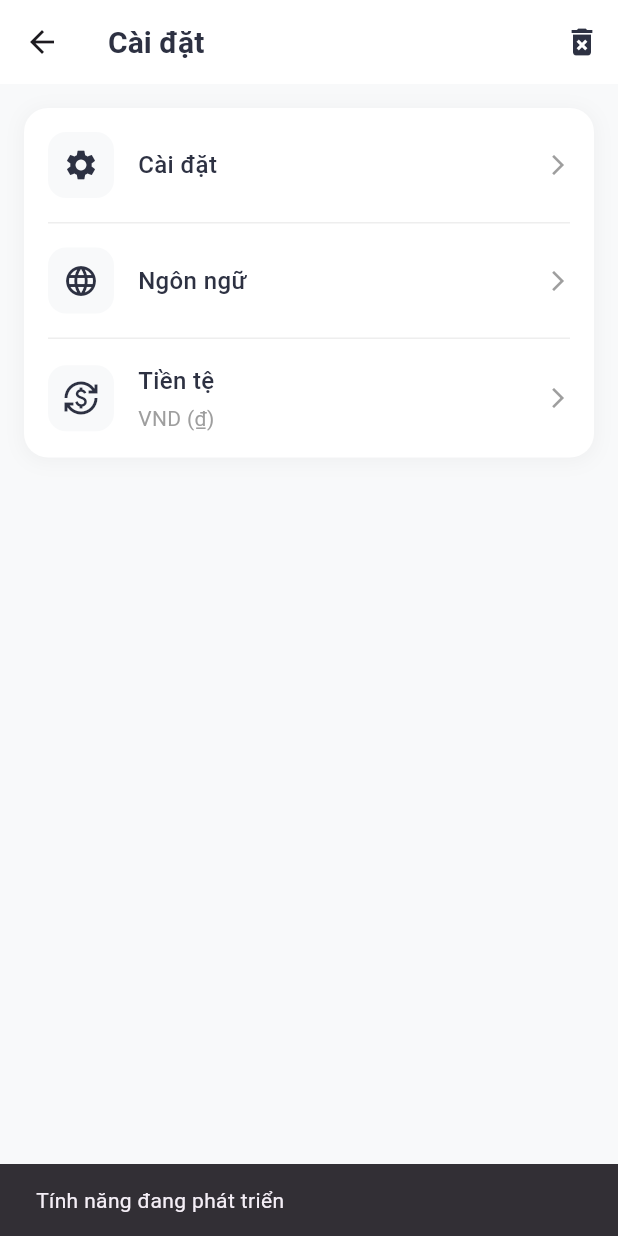
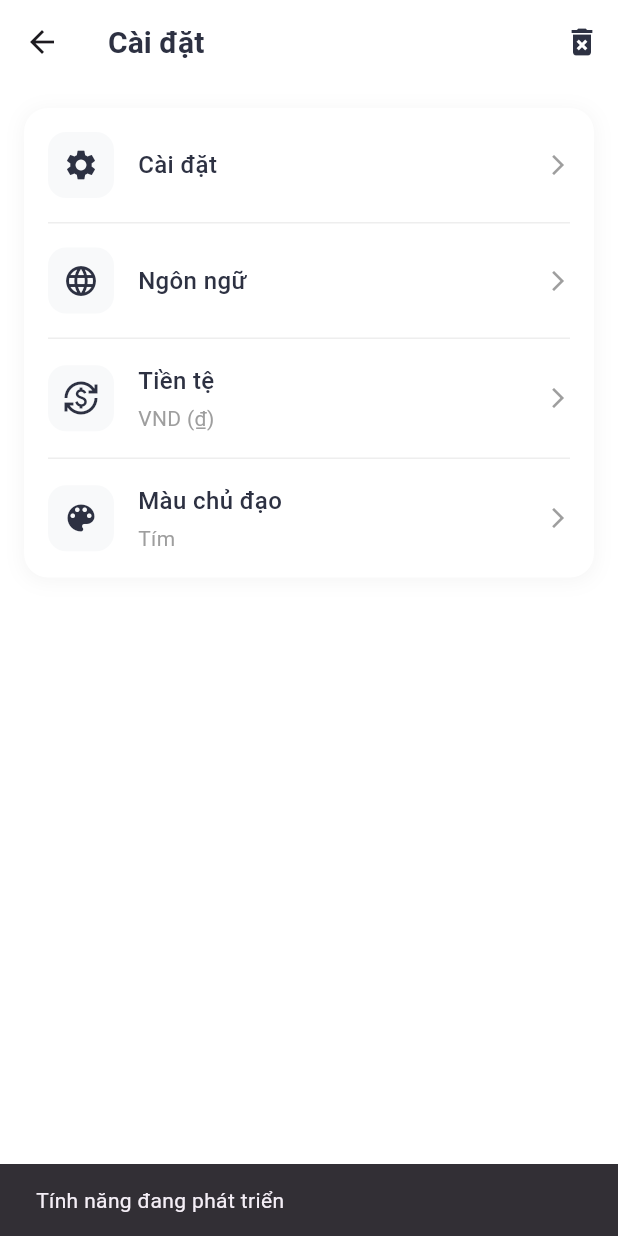
Before and after one commit to DanhCaTuanNgoc/fintrack, a Flutter app: the More screen opened directly, after a tap on "Cài đặt", on a phone screen of 412 x 824 dp. Run offline on Flutter 3.47's test engine with Material 3 defaults, Android fonts, the phone set to English and light mode, and no system bars; our stand-ins replace fl_chart, flutter_riverpod, google_fonts, riverpod_annotation, shared_preferences, sqflite and 1 more; accounts and stored records are empty.

Commit message:
feat(theme): implement theme color selection and apply it across UI components; refactor main.dart and books.dart for improved theme management

```diff
--- a/lib/main.dart
+++ b/lib/main.dart
@@ -8,6 +8,7 @@ import 'package:google_fonts/google_fonts.dart';
 import 'package:flutter_riverpod/flutter_riverpod.dart';
 import 'providers/currency_provider.dart';
 import 'package:flutter/services.dart';
+import './ui/more.dart';
 
 void main() async {
   WidgetsFlutterBinding.ensureInitialized();
@@ -43,7 +44,6 @@ void main() async {
 class MyApp extends StatelessWidget {
   final bool hasVisited;
   const MyApp({super.key, required this.hasVisited});
-
   @override
   Widget build(BuildContext context) {
     return MaterialApp(
--- a/lib/ui/components/number_pad.dart
+++ b/lib/ui/components/number_pad.dart
@@ -1,4 +1,5 @@
 import 'package:flutter/material.dart';
+import '../more.dart';
 
 class NumberPad extends StatelessWidget {
   final Function(String) onNumberTap;
--- a/lib/ui/more.dart
+++ b/lib/ui/more.dart
@@ -5,6 +5,36 @@ import 'package:shared_preferences/shared_preferences.dart';
 import '../providers/book_provider.dart';
 import '../providers/currency_provider.dart';
 import '../providers/transaction_provider.dart';
+import '../providers/theme_provider.dart';
+
+// 🔀 Danh sách các màu chủ đạo có thể chọn
+final List<Color> primaryVariants = [
+  Color(0xFF6C63FF), // Tím
+  Color(0xFF2196F3), // Xanh dương
+  Color(0xFF4CAF50), // Xanh lá
+  Color(0xFFFF5722), // Cam
+  Color(0xFFFF4081), // Hồng
+  Color(0xFF9C27B0), // Tím đậm
+  Color(0xFF3F51B5), // Indigo
+  Color(0xFF00BCD4), // Cyan
+  Color(0xFFFF9800), // Cam sáng
+  Color(0xFF795548), // Nâu
+  Color(0xFF607D8B), // Xám xanh
+];
+
+final List<String> _themeColorNames = [
+  'Tím',
+  'Xanh dương',
+  'Lá',
+  'Cam',
+  'Hồng',
+  'Tím đậm',
+  'Indigo',
+  'Cyan',
+  'Cam sáng',
+  'Nâu',
+  'Xám xanh',
+];
 
 class More extends ConsumerStatefulWidget {
   const More({super.key});
@@ -14,6 +44,22 @@ class More extends ConsumerStatefulWidget {
 }
 
 class _MoreState extends ConsumerState<More> {
+  int? _currentColorIndex;
+
+  @override
+  void initState() {
+    super.initState();
+    _loadThemeColor();
+  }
+
+  Future<void> _loadThemeColor() async {
+    final prefs = await SharedPreferences.getInstance();
+    final int index = prefs.getInt('theme_color') ?? 0;
+
+    setState(() {
+      _currentColorIndex = index;
+    });
+  }
 
   Future<void> removeData() async {
     final prefs = await SharedPreferences.getInstance();
@@ -26,8 +72,11 @@ class _MoreState extends ConsumerState<More> {
     // Lấy đơn vị tiền tệ hiện tại từ provider
     final currentCurrency = ref.watch(currencyProvider);
 
+    // Lấy màu nền hiện tại
+    final themeColor = ref.watch(themeColorProvider);
+
     return Scaffold(
-      backgroundColor: const Color(0xFFF8F9FA),
+      backgroundColor: Colors.white, // Áp dụng màu nền
       appBar: AppBar(
         backgroundColor: Colors.white,
         elevation: 0,
@@ -96,6 +145,15 @@ class _MoreState extends ConsumerState<More> {
             subtitle: currentCurrency.displayName,
             onTap: () {
               _showCurrencyDialog(currentCurrency);
+            },
+          ),
+          _buildDivider(),
+          _buildSettingItem(
+            icon: Icons.color_lens,
+            title: 'Màu chủ đạo',
+            subtitle: _themeColorNames[_currentColorIndex!],
+            onTap: () {
+              _showBackgroundColorDialog();
             },
           ),
         ],
@@ -171,8 +229,7 @@ class _MoreState extends ConsumerState<More> {
   void _showLanguageDialog() {
     showDialog(
       context: context,
-      builder:
-          (context) => AlertDialog(
+      builder: (context) => AlertDialog(
         shape: RoundedRectangleBorder(
           borderRadius: BorderRadius.circular(16),
         ),
@@ -210,8 +267,7 @@ class _MoreState extends ConsumerState<More> {
   void _showCurrencyDialog(CurrencyType currentCurrency) {
     showDialog(
       context: context,
-      builder:
-          (context) => AlertDialog(
+      builder: (context) => AlertDialog(
         shape: RoundedRectangleBorder(
           borderRadius: BorderRadius.circular(16),
         ),
@@ -255,6 +311,56 @@ class _MoreState extends ConsumerState<More> {
     );
   }
 
+  void _showBackgroundColorDialog() async {
+    showDialog(
+      context: context,
+      builder: (context) => AlertDialog(
+        shape: RoundedRectangleBorder(
+          borderRadius: BorderRadius.circular(16),
+        ),
+        title: const Text(
+          'Chọn màu chủ đạo',
+          style: TextStyle(
+            fontWeight: FontWeight.bold,
+            color: Color(0xFF2D3142),
+          ),
+        ),
+        content: Column(
+          mainAxisSize: MainAxisSize.min,
+          children: List.generate(primaryVariants.length, (index) {
+            return _buildDialogOption(
+              title: _themeColorNames[index],
+              isSelected: _currentColorIndex == index,
+              color: primaryVariants[index],
+              onTap: () {
+                setState(() {
+                  _currentColorIndex = index;
+                });
+
+                // Lưu màu mới
+                ref.read(themeColorProvider.notifier).setThemeColor(index);
+
+                // Đóng dialog
+                Navigator.pop(context);
+
+                // Thông báo cho người dùng
+                ScaffoldMessenger.of(context).showSnackBar(
+                  SnackBar(
+                    content: Text(
+                      'Đã đổi màu nền thành ${_themeColorNames[index]}',
+                    ),
+                    backgroundColor: const Color(0xFF4CAF50),
+                    duration: const Duration(seconds: 2),
+                  ),
+                );
+              },
+            );
+          }),
+        ),
+      ),
+    );
+  }
+
   void _updateCurrency(CurrencyType newCurrency) async {
     final oldCurrency = ref.read(currencyProvider);
 
@@ -285,6 +391,7 @@ class _MoreState extends ConsumerState<More> {
     required String title,
     required bool isSelected,
     required VoidCallback onTap,
+    Color? color,
   }) {
     return InkWell(
       onTap: onTap,
@@ -292,14 +399,24 @@ class _MoreState extends ConsumerState<More> {
         padding: const EdgeInsets.symmetric(vertical: 12.0, horizontal: 8.0),
         child: Row(
           children: [
+            if (color != null)
+              Container(
+                width: 24,
+                height: 24,
+                margin: const EdgeInsets.only(right: 12),
+                decoration: BoxDecoration(
+                  color: color,
+                  borderRadius: BorderRadius.circular(4),
+                  border: Border.all(color: Colors.grey.shade300),
+                ),
+              ),
             Expanded(
               child: Text(
                 title,
                 style: TextStyle(
                   fontSize: 16,
                   fontWeight: isSelected ? FontWeight.bold : FontWeight.normal,
-                  color:
-                      isSelected
+                  color: isSelected
                       ? const Color(0xFF4CAF50)
                       : const Color(0xFF2D3142),
                 ),
```
Also changed, not shown: lib/providers/theme_provider.dart (added, +50 -0 lines), lib/ui/books.dart (+72 -75 lines), lib/ui/home_page.dart (+9 -6 lines). Lines whose indentation alone changed are shown as unchanged.
